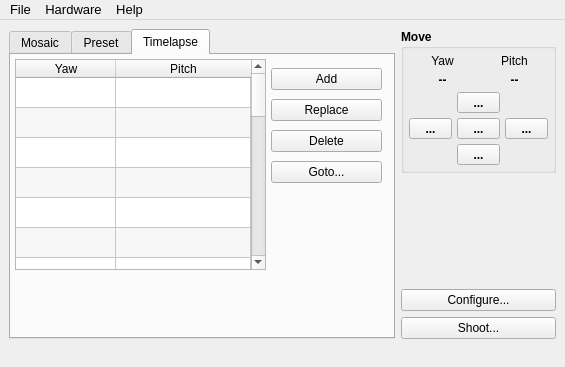
This is papywizard/view/ui/mainWindow.ui in bingostar89/Papywizard as Qt 5 draws it before an edit. The edited form follows.
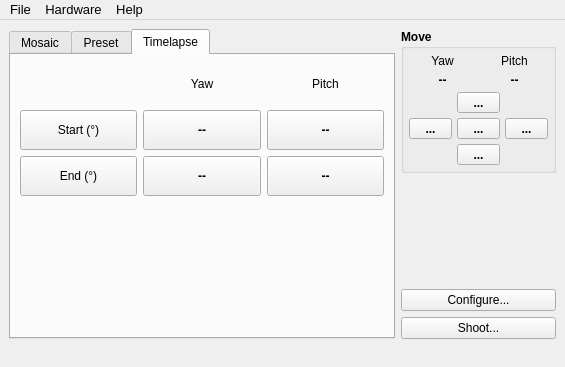
This is the edited form. The open tabs and pages were chosen to show the change. Icons and pictures are not drawn.

Commit message: Removed unused separator

Patch:
```diff
--- a/papywizard/view/ui/mainWindow.ui
+++ b/papywizard/view/ui/mainWindow.ui
@@ -918,213 +918,162 @@
          <attribute name="title">
           <string>Timelapse</string>
          </attribute>
-         <widget class="QTableWidget" name="tableWidget">
-          <property name="geometry">
-           <rect>
-            <x>4</x>
-            <y>4</y>
-            <width>251</width>
-            <height>211</height>
-           </rect>
-          </property>
+         <layout class="QVBoxLayout" name="verticalLayout_3">
+          <item>
+           <layout class="QGridLayout" name="gridLayout_5">
+            <item row="0" column="1">
+             <widget class="QLabel" name="label_9">
           <property name="sizePolicy">
-           <sizepolicy hsizetype="Expanding" vsizetype="Expanding">
+               <sizepolicy hsizetype="Preferred" vsizetype="MinimumExpanding">
             <horstretch>0</horstretch>
             <verstretch>0</verstretch>
            </sizepolicy>
           </property>
-          <property name="showDropIndicator" stdset="0">
-           <bool>true</bool>
-          </property>
-          <property name="alternatingRowColors">
-           <bool>true</bool>
-          </property>
-          <property name="selectionBehavior">
-           <enum>QAbstractItemView::SelectRows</enum>
-          </property>
-          <property name="textElideMode">
-           <enum>Qt::ElideRight</enum>
-          </property>
-          <property name="verticalScrollMode">
-           <enum>QAbstractItemView::ScrollPerPixel</enum>
-          </property>
-          <property name="horizontalScrollMode">
-           <enum>QAbstractItemView::ScrollPerPixel</enum>
-          </property>
-          <property name="rowCount">
-           <number>27</number>
-          </property>
-          <attribute name="horizontalHeaderCascadingSectionResizes">
-           <bool>true</bool>
-          </attribute>
-          <attribute name="horizontalHeaderDefaultSectionSize">
-           <number>100</number>
-          </attribute>
-          <attribute name="horizontalHeaderStretchLastSection">
-           <bool>true</bool>
-          </attribute>
-          <attribute name="verticalHeaderVisible">
-           <bool>false</bool>
-          </attribute>
-          <attribute name="verticalHeaderCascadingSectionResizes">
-           <bool>true</bool>
-          </attribute>
-          <attribute name="verticalHeaderHighlightSections">
-           <bool>true</bool>
-          </attribute>
-          <row/>
-          <row/>
-          <row/>
-          <row/>
-          <row/>
-          <row/>
-          <row/>
-          <row/>
-          <row/>
-          <row/>
-          <row/>
-          <row/>
-          <row/>
-          <row/>
-          <row/>
-          <row/>
-          <row/>
-          <row/>
-          <row/>
-          <row/>
-          <row/>
-          <row/>
-          <row/>
-          <row/>
-          <row/>
-          <row/>
-          <row/>
-          <column>
            <property name="text">
             <string>Yaw</string>
            </property>
-          </column>
-          <column>
+              <property name="alignment">
+               <set>Qt::AlignCenter</set>
+              </property>
+             </widget>
+            </item>
+            <item row="0" column="2">
+             <widget class="QLabel" name="label_10">
+              <property name="sizePolicy">
+               <sizepolicy hsizetype="Preferred" vsizetype="MinimumExpanding">
+                <horstretch>0</horstretch>
+                <verstretch>0</verstretch>
+               </sizepolicy>
+              </property>
            <property name="text">
             <string>Pitch</string>
            </property>
-          </column>
-          <item row="0" column="0">
-           <property name="text">
-            <string/>
-           </property>
-          </item>
-          <item row="0" column="1">
-           <property name="text">
-            <string/>
-           </property>
+              <property name="alignment">
+               <set>Qt::AlignCenter</set>
+              </property>
+             </widget>
           </item>
           <item row="1" column="0">
+             <widget class="QPushButton" name="setStartPushButton">
+              <property name="sizePolicy">
+               <sizepolicy hsizetype="Minimum" vsizetype="MinimumExpanding">
+                <horstretch>0</horstretch>
+                <verstretch>0</verstretch>
+               </sizepolicy>
+              </property>
            <property name="text">
-            <string/>
-           </property>
+               <string>Start (°)</string>
+              </property>
+             </widget>
           </item>
           <item row="1" column="1">
+             <widget class="QPushButton" name="setYawStartPushButton">
+              <property name="sizePolicy">
+               <sizepolicy hsizetype="Minimum" vsizetype="MinimumExpanding">
+                <horstretch>0</horstretch>
+                <verstretch>0</verstretch>
+               </sizepolicy>
+              </property>
+              <property name="font">
+               <font>
+                <weight>75</weight>
+                <bold>true</bold>
+               </font>
+              </property>
            <property name="text">
-            <string/>
-           </property>
+               <string>--</string>
+              </property>
+             </widget>
+            </item>
+            <item row="1" column="2">
+             <widget class="QPushButton" name="setPitchStartPushButton">
+              <property name="sizePolicy">
+               <sizepolicy hsizetype="Minimum" vsizetype="MinimumExpanding">
+                <horstretch>0</horstretch>
+                <verstretch>0</verstretch>
+               </sizepolicy>
+              </property>
+              <property name="font">
+               <font>
+                <weight>75</weight>
+                <bold>true</bold>
+               </font>
+              </property>
+              <property name="text">
+               <string>--</string>
+              </property>
+              <property name="flat">
+               <bool>false</bool>
+              </property>
+             </widget>
           </item>
           <item row="2" column="0">
+             <widget class="QPushButton" name="setEndPushButton">
+              <property name="sizePolicy">
+               <sizepolicy hsizetype="Minimum" vsizetype="MinimumExpanding">
+                <horstretch>0</horstretch>
+                <verstretch>0</verstretch>
+               </sizepolicy>
+              </property>
            <property name="text">
-            <string/>
-           </property>
+               <string>End (°)</string>
+              </property>
+             </widget>
           </item>
           <item row="2" column="1">
-           <property name="text">
-            <string/>
-           </property>
-          </item>
-          <item row="3" column="0">
-           <property name="text">
-            <string/>
-           </property>
-          </item>
-         </widget>
-         <widget class="QWidget" name="layoutWidget">
-          <property name="geometry">
-           <rect>
-            <x>260</x>
-            <y>10</y>
-            <width>111</width>
-            <height>122</height>
-           </rect>
-          </property>
-          <layout class="QVBoxLayout" name="verticalLayout_3">
-           <item>
-            <widget class="QPushButton" name="pushButton">
+             <widget class="QPushButton" name="setYawEndPushButton">
              <property name="sizePolicy">
-              <sizepolicy hsizetype="Expanding" vsizetype="Fixed">
+               <sizepolicy hsizetype="Minimum" vsizetype="MinimumExpanding">
                <horstretch>0</horstretch>
                <verstretch>0</verstretch>
               </sizepolicy>
              </property>
-             <property name="text">
-              <string>Add</string>
-             </property>
-             <property name="icon">
-              <iconset resource="../icons.qrc">
-               <normaloff>:/icons/add.png</normaloff>:/icons/add.png</iconset>
-             </property>
-            </widget>
-           </item>
-           <item>
-            <widget class="QPushButton" name="pushButton_2">
-             <property name="sizePolicy">
-              <sizepolicy hsizetype="Expanding" vsizetype="Fixed">
-               <horstretch>0</horstretch>
-               <verstretch>0</verstretch>
-              </sizepolicy>
-             </property>
+              <property name="font">
+               <font>
+                <weight>75</weight>
+                <bold>true</bold>
+               </font>
+              </property>
              <property name="text">
-              <string>Replace</string>
-             </property>
-             <property name="icon">
-              <iconset resource="../icons.qrc">
-               <normaloff>:/icons/bookmark.png</normaloff>:/icons/bookmark.png</iconset>
-             </property>
-            </widget>
-           </item>
-           <item>
-            <widget class="QPushButton" name="pushButton_3">
+               <string>--</string>
+              </property>
+             </widget>
+            </item>
+            <item row="2" column="2">
+             <widget class="QPushButton" name="setPitchEndPushButton">
              <property name="sizePolicy">
-              <sizepolicy hsizetype="Expanding" vsizetype="Fixed">
+               <sizepolicy hsizetype="Minimum" vsizetype="MinimumExpanding">
                <horstretch>0</horstretch>
                <verstretch>0</verstretch>
               </sizepolicy>
              </property>
+              <property name="font">
+               <font>
+                <weight>75</weight>
+                <bold>true</bold>
+               </font>
+              </property>
              <property name="text">
-              <string>Delete</string>
-             </property>
-             <property name="icon">
-              <iconset resource="../icons.qrc">
-               <normaloff>:/icons/eraser.png</normaloff>:/icons/eraser.png</iconset>
-             </property>
-            </widget>
-           </item>
+               <string>--</string>
+              </property>
+             </widget>
+            </item>
+           </layout>
+          </item>
            <item>
-            <widget class="QPushButton" name="pushButton_4">
-             <property name="sizePolicy">
-              <sizepolicy hsizetype="Expanding" vsizetype="Fixed">
-               <horstretch>0</horstretch>
-               <verstretch>0</verstretch>
-              </sizepolicy>
-             </property>
-             <property name="text">
-              <string>Goto...</string>
-             </property>
-             <property name="icon">
-              <iconset resource="../icons.qrc">
-               <normaloff>:/icons/goto.png</normaloff>:/icons/goto.png</iconset>
-             </property>
-            </widget>
-           </item>
-          </layout>
-         </widget>
+           <spacer name="verticalSpacer_2">
+            <property name="orientation">
+             <enum>Qt::Vertical</enum>
+            </property>
+            <property name="sizeHint" stdset="0">
+             <size>
+              <width>20</width>
+              <height>129</height>
+             </size>
+            </property>
+           </spacer>
+          </item>
+         </layout>
         </widget>
        </widget>
       </item>
```
Left out of the diff: 1 changed line with no effect on the pictures. Lines whose indentation alone changed are shown as unchanged.
